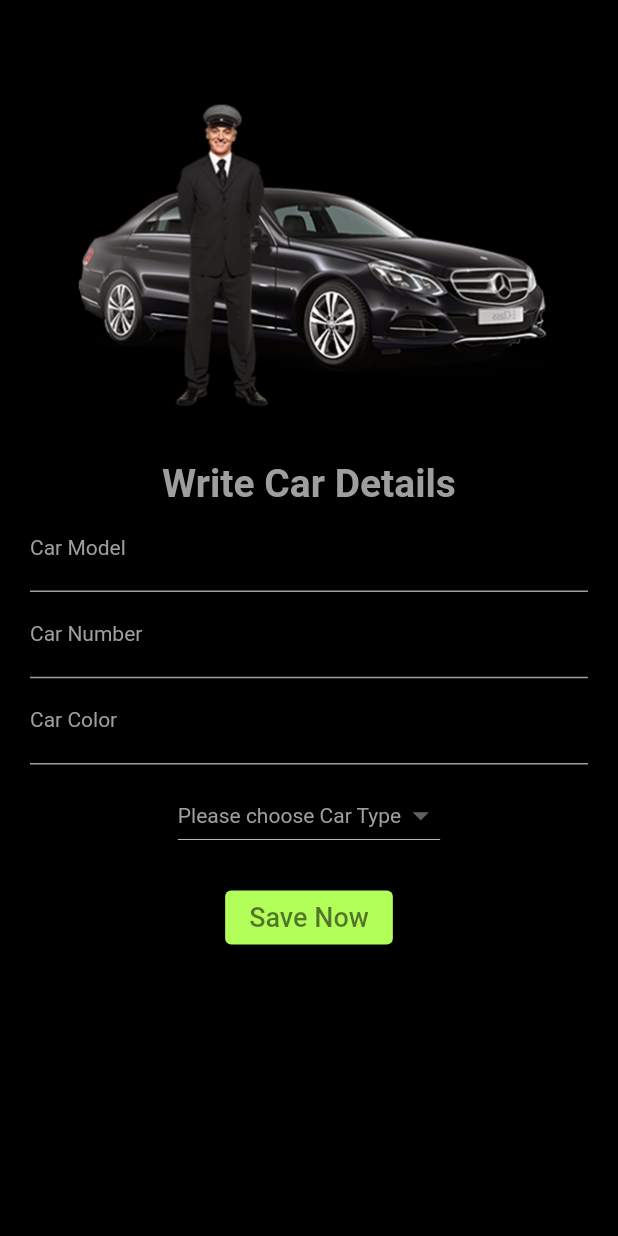
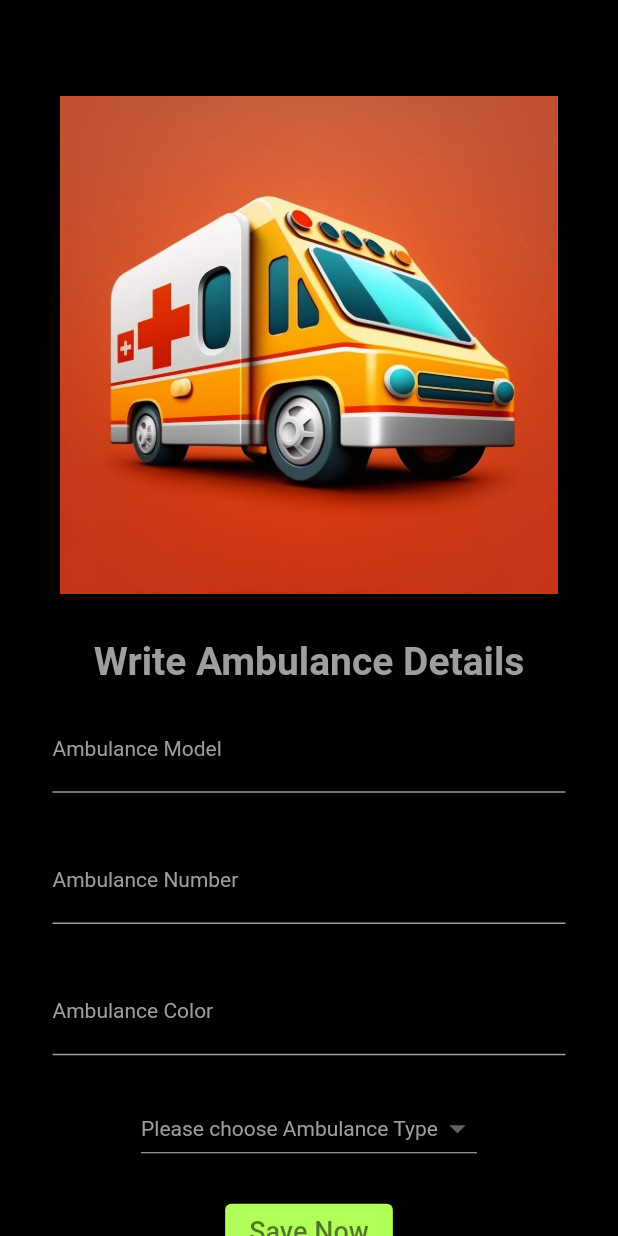
Before and after one commit to Devisrar/driver-side, a Flutter app: the CarInfoScreen screen opened directly, on a phone screen of 412 x 824 dp. Run offline on Flutter 3.47's test engine with Material 2 defaults, Android fonts, the phone set to English and light mode, and no system bars; our stand-ins replace assets_audio_player, firebase_auth, firebase_core, firebase_database, firebase_messaging, fluttertoast and 4 more; missing offline and left inert: flutter_geofire, flutter_polyline_points; accounts and stored records are empty; network calls fail.

Commit message:
updated UI

```diff
--- a/lib/authentication/car_info_screen.dart
+++ b/lib/authentication/car_info_screen.dart
@@ -21,7 +21,7 @@ class _CarInfoScreenState extends State<CarInfoScreen>
   TextEditingController carNumberTextEditingController = TextEditingController();
   TextEditingController carColorTextEditingController = TextEditingController();
 
-  List<String> carTypesList = ["uber-x", "uber-go", "bike"];
+  List<String> carTypesList = ["Large-Ambulance", "Normal-Ambulance", "small-Ambulance"];
   String? selectedCarType;
 
 
@@ -56,13 +56,13 @@ class _CarInfoScreenState extends State<CarInfoScreen>
 
               Padding(
                 padding: const EdgeInsets.all(20.0),
-                child: Image.asset("images/logo1.png"),
+                child: Image.asset("images/amb.png"),
               ),
 
               const SizedBox(height: 10,),
 
               const Text(
-                "Write Car Details",
+                "Write Ambulance Details",
                 style: TextStyle(
                   fontSize: 26,
                   color: Colors.grey,
@@ -70,14 +70,16 @@ class _CarInfoScreenState extends State<CarInfoScreen>
                 ),
               ),
 
-              TextField(
+              Padding(
+                padding: const EdgeInsets.all(15.0),
+                child: TextField(
                   controller: carModelTextEditingController,
                   style: const TextStyle(
                       color: Colors.grey
                   ),
                   decoration: const InputDecoration(
-                  labelText: "Car Model",
-                  hintText: "Car Model",
+                    labelText: "Ambulance Model",
+                    hintText: "Ambulance Model",
                     enabledBorder: UnderlineInputBorder(
                       borderSide: BorderSide(color: Colors.grey),
                     ),
@@ -94,15 +96,18 @@ class _CarInfoScreenState extends State<CarInfoScreen>
                     ),
                   ),
                 ),
+              ),
 
-              TextField(
+              Padding(
+                padding: const EdgeInsets.all(15.0),
+                child: TextField(
                   controller: carNumberTextEditingController,
                   style: const TextStyle(
                       color: Colors.grey
                   ),
                   decoration: const InputDecoration(
-                  labelText: "Car Number",
-                  hintText: "Car Number",
+                    labelText: "Ambulance Number",
+                    hintText: "Ambulance Number",
                     enabledBorder: UnderlineInputBorder(
                       borderSide: BorderSide(color: Colors.grey),
                     ),
@@ -119,15 +124,18 @@ class _CarInfoScreenState extends State<CarInfoScreen>
                     ),
                   ),
                 ),
+              ),
 
-              TextField(
+              Padding(
+                padding: const EdgeInsets.all(15.0),
+                child: TextField(
                   controller: carColorTextEditingController,
                   style: const TextStyle(
                       color: Colors.grey
                   ),
                   decoration: const InputDecoration(
-                  labelText: "Car Color",
-                  hintText: "Car Color",
+                    labelText: "Ambulance Color",
+                    hintText: "AmbulanceColor",
                     enabledBorder: UnderlineInputBorder(
                       borderSide: BorderSide(color: Colors.grey),
                     ),
@@ -144,6 +152,7 @@ class _CarInfoScreenState extends State<CarInfoScreen>
                     ),
                   ),
                 ),
+              ),
 
               const SizedBox(height: 10,),
 
@@ -151,7 +160,7 @@ class _CarInfoScreenState extends State<CarInfoScreen>
                 iconSize: 26,
                 dropdownColor: Colors.black,
                 hint: const Text(
-                  "Please choose Car Type",
+                  "Please choose Ambulance Type",
                   style: TextStyle(
                     fontSize: 14.0,
                     color: Colors.grey,
--- a/lib/mainScreens/new_trip_screen.dart
+++ b/lib/mainScreens/new_trip_screen.dart
@@ -504,7 +504,7 @@ class _NewTripScreenState extends State<NewTripScreen>
                               .set(rideRequestStatus);
 
                           setState(() {
-                            buttonTitle = "End Trip"; //end the trip
+                            buttonTitle = "End Ambulance"; //end the trip
                             buttonColor = Colors.redAccent;
                           });
                         }
--- a/lib/mainScreens/trips_history_screen.dart
+++ b/lib/mainScreens/trips_history_screen.dart
@@ -25,7 +25,7 @@ class _TripsHistoryScreenState extends State<TripsHistoryScreen>
       appBar: AppBar(
         backgroundColor: Colors.black,
         title: const Text(
-          "Trips History"
+          "Ambulance History"
         ),
         leading: IconButton(
           icon: const Icon(Icons.close),
--- a/lib/push_notifications/notification_dialog_box.dart
+++ b/lib/push_notifications/notification_dialog_box.dart
@@ -53,7 +53,7 @@ class _NotificationDialogBoxState extends State<NotificationDialogBox>
             const SizedBox(height: 14,),
 
             Image.asset(
-              "images/car_logo.png",
+              "images/amb.png",
               width: 160,
             ),
 
@@ -61,7 +61,7 @@ class _NotificationDialogBoxState extends State<NotificationDialogBox>
 
             //title
             const Text(
-              "New Ride Request",
+              "New Ambulance Request",
               style: TextStyle(
                 fontWeight: FontWeight.bold,
                 fontSize: 22,
@@ -175,7 +175,7 @@ class _NotificationDialogBoxState extends State<NotificationDialogBox>
                             .remove();
                       }).then((value)
                       {
-                        Fluttertoast.showToast(msg: "Ride Request has been Cancelled, Successfully. Restart App Now.");
+                        Fluttertoast.showToast(msg: "Ambulance Request has been Cancelled, Successfully. Restart App Now.");
                       });
 
                       Future.delayed(const Duration(milliseconds: 3000), ()
--- a/lib/push_notifications/push_notification_system.dart
+++ b/lib/push_notifications/push_notification_system.dart
@@ -96,7 +96,7 @@ class PushNotificationSystem
       }
       else
       {
-        Fluttertoast.showToast(msg: "This Ride Request Id do not exists.");
+        Fluttertoast.showToast(msg: "This Ambulance  Request Id do not exists.");
       }
     });
   }
--- a/lib/tabPages/earning_tab.dart
+++ b/lib/tabPages/earning_tab.dart
@@ -73,7 +73,7 @@ class _EarningsTabPageState extends State<EarningsTabPage> {
                   children: [
 
                     Image.asset(
-                      "images/car_logo.png",
+                      "images/amb.png",
                       width: 100,
                     ),
 
@@ -82,7 +82,7 @@ class _EarningsTabPageState extends State<EarningsTabPage> {
                     ),
 
                     const Text(
-                      "Trips Completed",
+                      "Patient requests Completed",
                       style: TextStyle(
                         color: Colors.black54,
                       ),
--- a/lib/widgets/fare_amount_collection_dialog.dart
+++ b/lib/widgets/fare_amount_collection_dialog.dart
@@ -42,7 +42,7 @@ class _FareAmountCollectionDialogState extends State<FareAmountCollectionDialog>
             const SizedBox(height: 20,),
 
             Text(
-              "Trip Fare Amount " + "(" + driverVehicleType!.toUpperCase() + ")",
+              "Ambulance Fare Amount " + "(" + driverVehicleType!.toUpperCase() + ")",
               style: const TextStyle(
                 fontWeight: FontWeight.bold,
                 color: Colors.grey,
@@ -73,7 +73,7 @@ class _FareAmountCollectionDialogState extends State<FareAmountCollectionDialog>
             const Padding(
               padding: EdgeInsets.all(8.0),
               child: Text(
-                "This is the total trip amount, Please it Collect from user.",
+                "This is the total Ambulance amount, Please it Collect from user.",
                 textAlign: TextAlign.center,
                 style: TextStyle(
                   color: Colors.grey,
--- a/pubspec.yaml
+++ b/pubspec.yaml
@@ -49,6 +49,7 @@ dependencies:
   assets_audio_player: ^3.0.4+1
   intl: ^0.18.1
   smooth_star_rating_nsafe: ^1.0.0+1
+  lottie: ^2.2.0
 
 dev_dependencies:
   flutter_test:
```
Also changed, not shown: lib/authentication/login_screen.dart (+43 -39 lines), lib/authentication/signup_screen.dart (+66 -72 lines), lib/splashScreen/splash_screen.dart (+10 -8 lines), pubspec.lock, 1 other file. Lines whose indentation alone changed are shown as unchanged.
